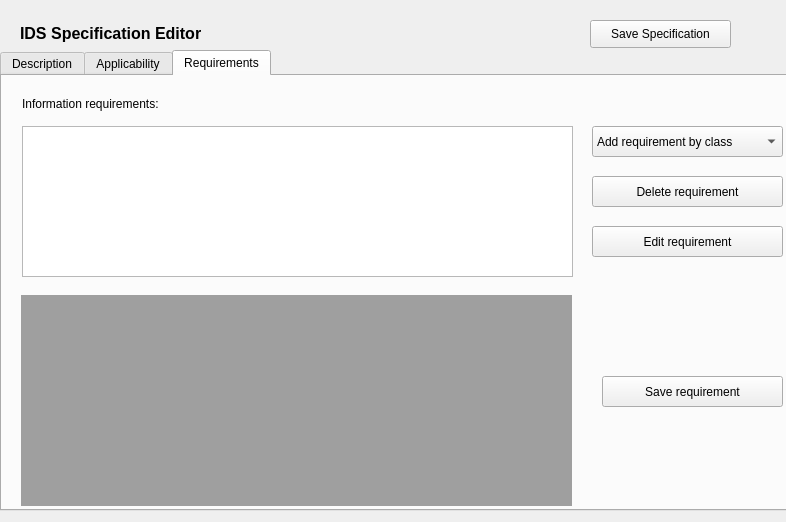
Qt form GUI_Windows/idsEditor_spec_editor.ui (ivanfelipeib/Masterarbeit) before a commit.
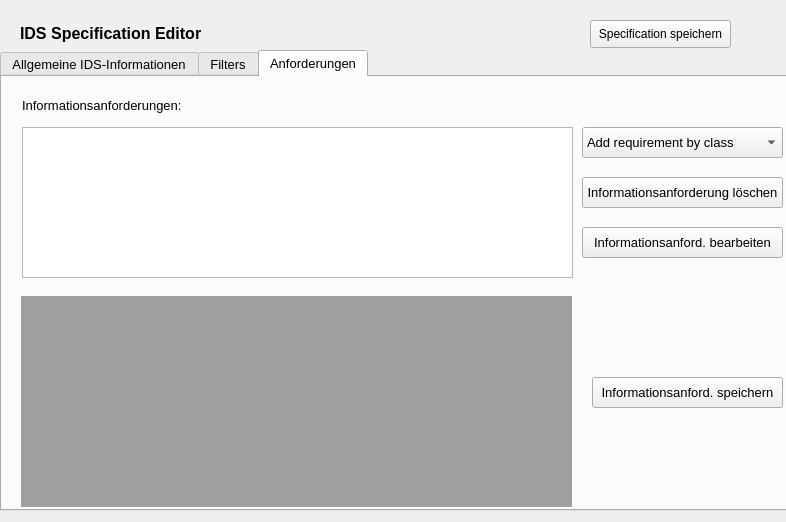
The same form after that commit. The open tabs and pages were chosen to show the change. Custom widgets are drawn as their Qt base class.

```diff
--- a/GUI_Windows/idsEditor_spec_editor.ui
+++ b/GUI_Windows/idsEditor_spec_editor.ui
@@ -23,12 +23,17 @@
       <height>461</height>
      </rect>
     </property>
+    <property name="font">
+     <font>
+      <pointsize>10</pointsize>
+     </font>
+    </property>
     <property name="currentIndex">
      <number>0</number>
     </property>
     <widget class="QWidget" name="tab_description">
      <attribute name="title">
-      <string>Description</string>
+      <string>Allgemeine IDS-Informationen</string>
      </attribute>
      <widget class="QLabel" name="label">
       <property name="geometry">
@@ -135,7 +140,7 @@
     </widget>
     <widget class="QWidget" name="tab_applicability">
      <attribute name="title">
-      <string>Applicability</string>
+      <string>Filters</string>
      </attribute>
      <widget class="QPushButton" name="btn_delete_filter">
       <property name="geometry">
@@ -277,19 +282,19 @@
     </widget>
     <widget class="QWidget" name="tab_requirements">
      <attribute name="title">
-      <string>Requirements</string>
+      <string>Anforderungen</string>
      </attribute>
      <widget class="QPushButton" name="btn_save_requirement">
       <property name="geometry">
        <rect>
-        <x>600</x>
+        <x>590</x>
         <y>300</y>
-        <width>181</width>
+        <width>191</width>
         <height>31</height>
        </rect>
       </property>
       <property name="text">
-       <string>Save requirement</string>
+       <string>Informationsanford. speichern</string>
       </property>
      </widget>
      <widget class="QMdiArea" name="mdi_requirement">
@@ -307,12 +312,12 @@
        <rect>
         <x>20</x>
         <y>20</y>
-        <width>141</width>
+        <width>181</width>
         <height>16</height>
        </rect>
       </property>
       <property name="text">
-       <string>Information requirements:</string>
+       <string>Informationsanforderungen:</string>
       </property>
      </widget>
      <widget class="CustomListWidget" name="list_requirements">
@@ -328,22 +333,22 @@
      <widget class="QPushButton" name="btn_delete_requirement">
       <property name="geometry">
        <rect>
-        <x>590</x>
+        <x>580</x>
         <y>100</y>
-        <width>191</width>
+        <width>201</width>
         <height>31</height>
        </rect>
       </property>
       <property name="text">
-       <string>Delete requirement</string>
+       <string>Informationsanforderung löschen</string>
       </property>
      </widget>
      <widget class="QComboBox" name="combo_add_requirement">
       <property name="geometry">
        <rect>
-        <x>590</x>
+        <x>580</x>
         <y>50</y>
-        <width>191</width>
+        <width>201</width>
         <height>31</height>
        </rect>
       </property>
@@ -381,14 +386,14 @@
      <widget class="QPushButton" name="btn_edit_requirement">
       <property name="geometry">
        <rect>
-        <x>590</x>
+        <x>580</x>
         <y>150</y>
-        <width>191</width>
+        <width>201</width>
         <height>31</height>
        </rect>
       </property>
       <property name="text">
-       <string>Edit requirement</string>
+       <string>Informationsanford. bearbeiten</string>
       </property>
      </widget>
     </widget>
@@ -445,7 +450,7 @@
      </rect>
     </property>
     <property name="text">
-     <string>Save Specification</string>
+     <string>Specification speichern</string>
     </property>
    </widget>
   </widget>
```
Left out of the diff: 28 changed lines with no effect on the pictures.
